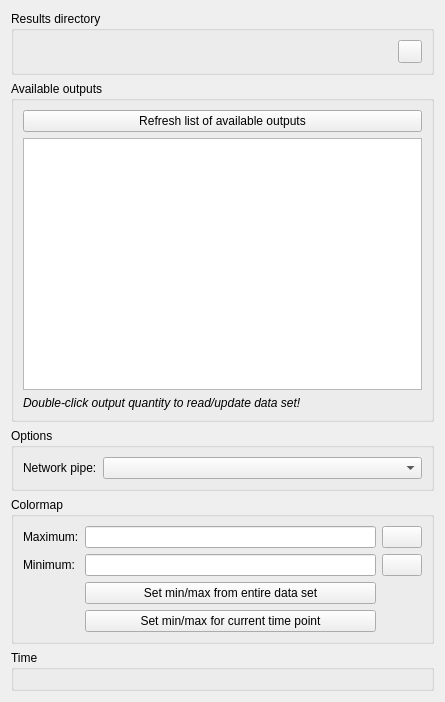
This is SIM-VICUS/src/SVPropResultsWidget.ui in ghorwin/SIM-VICUS as Qt 5 draws it before an edit. The edited form follows.
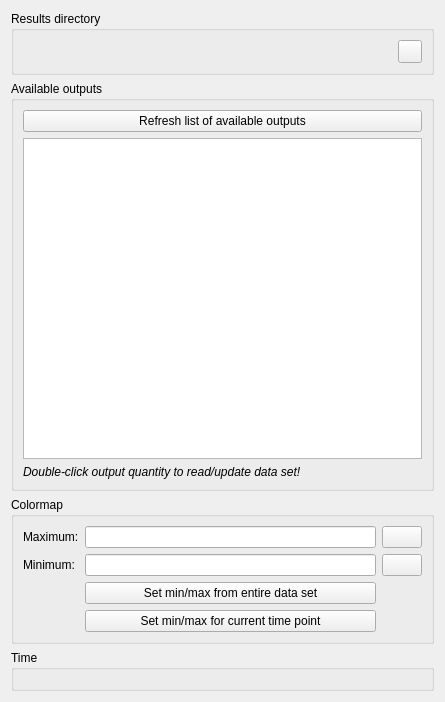
This is the edited form. Icons and pictures are not drawn. Custom widgets are drawn as their Qt base class.

Commit message: add supply and return pipe separately to results viewer

What changed in the file:
```diff
--- a/SIM-VICUS/src/SVPropResultsWidget.ui
+++ b/SIM-VICUS/src/SVPropResultsWidget.ui
@@ -96,25 +96,6 @@
      </layout>
     </widget>
    </item>
-   <item>
-    <widget class="QGroupBox" name="groupBoxNetworkOptions">
-     <property name="title">
-      <string>Options</string>
-     </property>
-     <layout class="QFormLayout" name="formLayout_2">
-      <item row="0" column="0">
-       <widget class="QLabel" name="label_2">
-        <property name="text">
-         <string>Network pipe:</string>
-        </property>
-       </widget>
-      </item>
-      <item row="0" column="1">
-       <widget class="QComboBox" name="comboBoxPipeType"/>
-      </item>
-     </layout>
-    </widget>
-   </item>
    <item>
     <widget class="QGroupBox" name="groupBoxColormap">
      <property name="title">
```
The commit also changes 2 other files.
